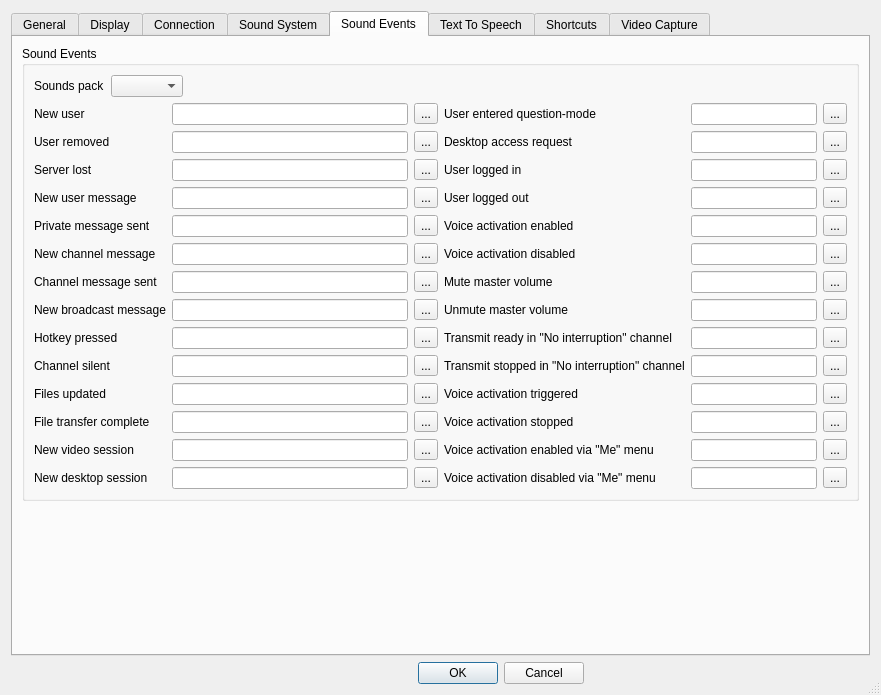
First picture: the form in Client/qtTeamTalk/preferences.ui, repository BearWare/TeamTalk5, before the edit.
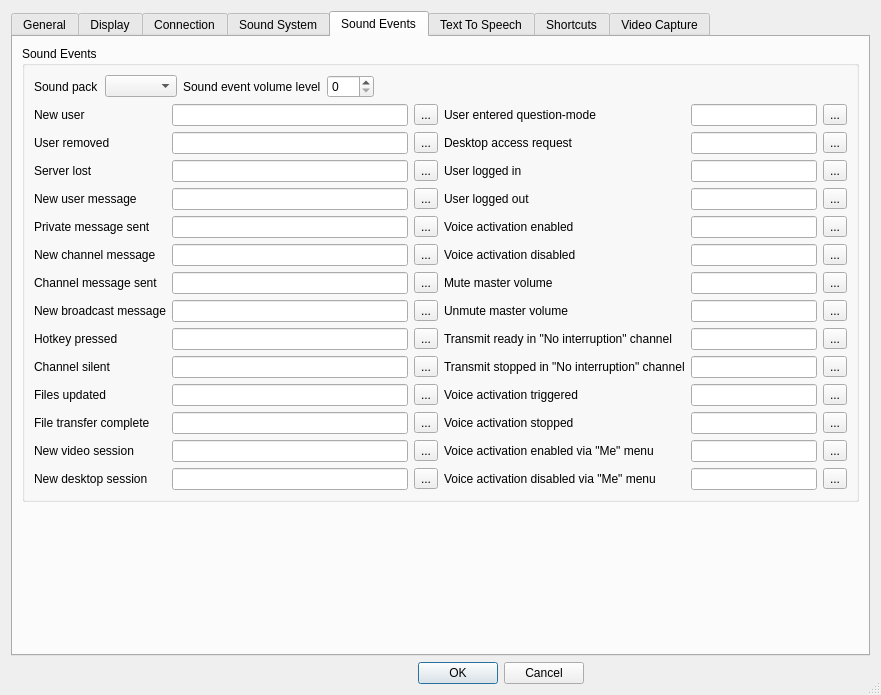
Second picture: the form after the edit. The open tabs and pages were chosen to show the change. Icons and pictures are not drawn. Custom widgets are drawn as their Qt base class.

Commit message:
Option to configure sound events volume - Fixed #1393) (#1405)
* Option to configure sound events volume - Fixed #1393)

* Rename options

Diff of the .ui file:
```diff
--- a/Client/qtTeamTalk/preferences.ui
+++ b/Client/qtTeamTalk/preferences.ui
@@ -1286,7 +1286,7 @@
             <item>
              <widget class="QLabel" name="label_spack">
               <property name="text">
-               <string>Sounds pack</string>
+               <string>Sound pack</string>
               </property>
               <property name="buddy">
                <cstring>spackBox</cstring>
@@ -1296,6 +1296,26 @@
             <item>
              <widget class="QComboBox" name="spackBox"/>
             </item>
+            <item>
+             <widget class="QLabel" name="sndVolLabel">
+              <property name="text">
+               <string>Sound event volume level</string>
+              </property>
+              <property name="buddy">
+               <cstring>sndVolSpinBox</cstring>
+              </property>
+             </widget>
+            </item>
+            <item>
+             <widget class="QSpinBox" name="sndVolSpinBox">
+              <property name="maximum">
+               <number>100</number>
+              </property>
+              <property name="minimum">
+               <number>0</number>
+              </property>
+             </widget>
+            </item>
             <item>
              <spacer name="horizontalSpacer_26">
               <property name="orientation">
```
The commit also changes 4 other files.
